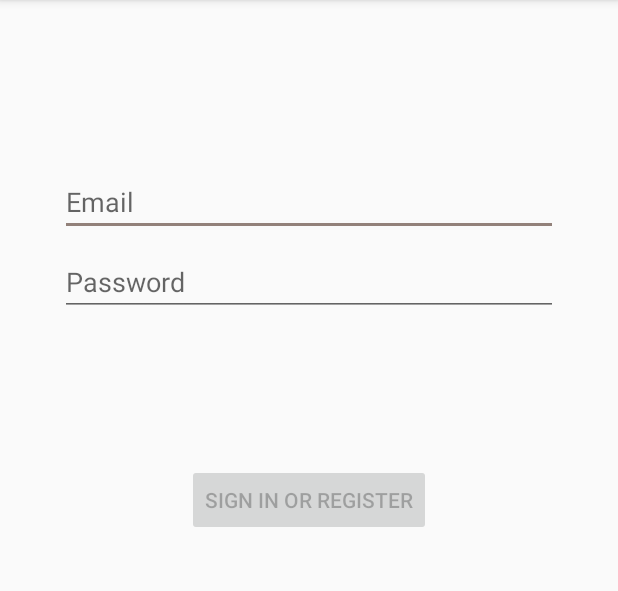
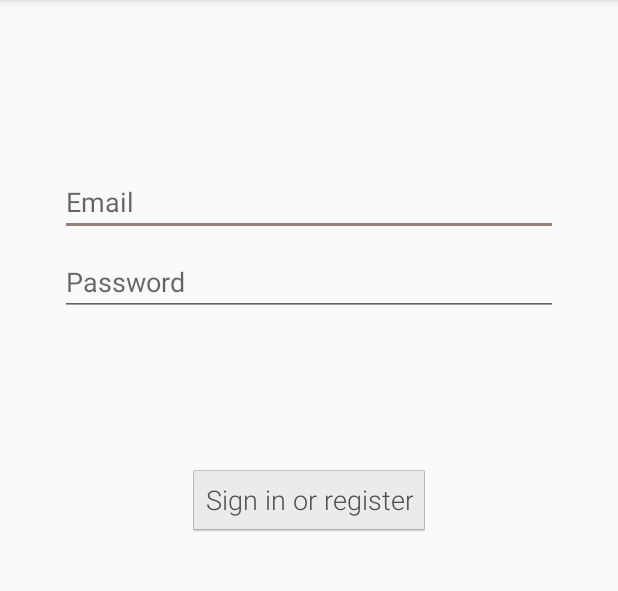
Before and after one commit to hanssy130/CORONAFeed, an Android app: the screen it shows after launch (LoginActivity), on a phone screen of 412 x 824 dp, the part 84-675 px from its top. Run offline under Robolectric (Android 15) with nearby library versions, the phone set to English and light mode, and no system bars.

Commit message:
Updated ability to change XML font.

```diff
--- a/app/src/main/res/values/styles.xml
+++ b/app/src/main/res/values/styles.xml
@@ -5,6 +5,16 @@
         <item name="colorPrimary">@color/colorPrimary</item>
         <item name="colorPrimaryDark">@color/colorPrimaryDark</item>
         <item name="colorAccent">@color/colorAccent</item>
+        <item name="android:textViewStyle">@style/RobotoTextViewStyle</item>
+        <item name="buttonStyle">@style/RobotoButtonStyle</item>
+    </style>
+
+    <style name="RobotoTextViewStyle" parent="android:Widget.TextView">
+        <item name="android:fontFamily">sans-serif-light</item>
+    </style>
+
+    <style name="RobotoButtonStyle" parent="android:Widget.Holo.Button">
+        <item name="android:fontFamily">sans-serif-light</item>
     </style>
 
 </resources>
```
